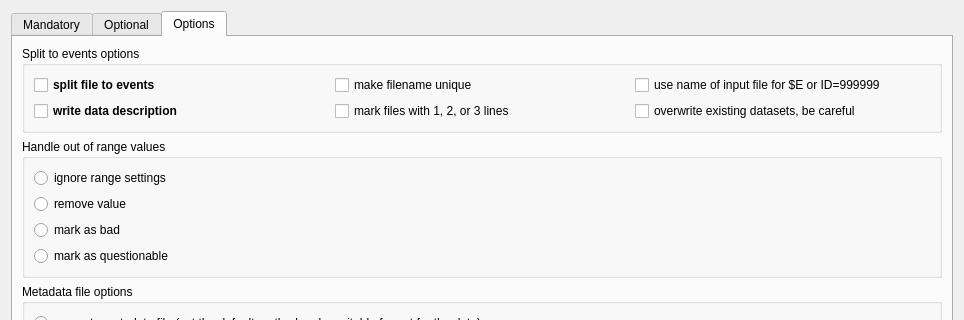
This is trunk/Forms/Split2EventsDialog/split2eventsdialog.ui in pangaea-data-publisher/Split2Events as Qt 5 draws it before an edit; both pictures show x 0 to 964 and y 0 to 320 of the 964 by 785 pixel window. The edited form follows.
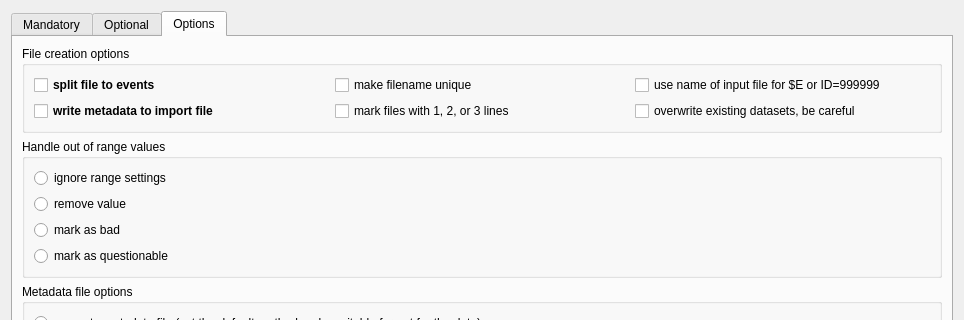
This is the edited form. The open tabs and pages were chosen to show the change.

Commit message: Options dialog changed

```diff
--- a/trunk/Forms/Split2EventsDialog/split2eventsdialog.ui
+++ b/trunk/Forms/Split2EventsDialog/split2eventsdialog.ui
@@ -461,7 +461,7 @@
        <item row="0" column="0" colspan="2">
         <widget class="QGroupBox" name="groupBox_15">
          <property name="title">
-          <string>Split to events options</string>
+          <string>File creation options</string>
          </property>
          <layout class="QGridLayout" name="gridLayout_1">
           <item row="0" column="0">
@@ -500,7 +500,7 @@
              </font>
             </property>
             <property name="text">
-             <string>write data description</string>
+             <string>write metadata to import file</string>
             </property>
            </widget>
           </item>
```
